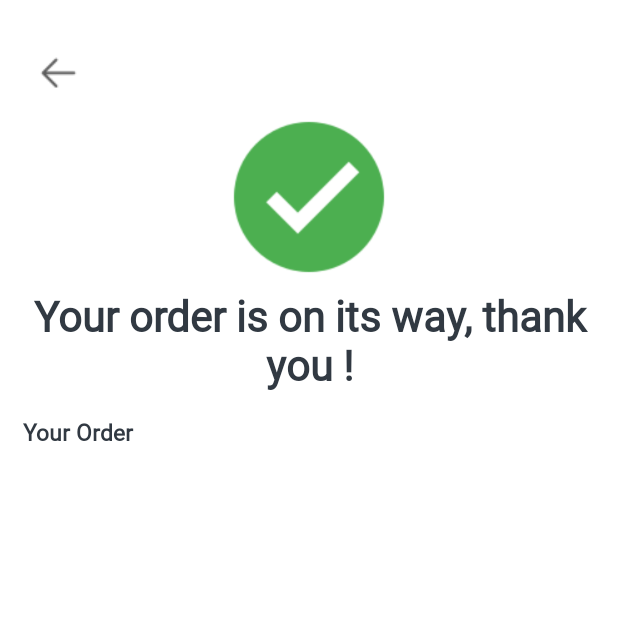
After one commit to giahyng1502/PRO1122_Nhom3_DuAn1, an Android app: the ActivityPaySuccess screen opened directly, with no data from a screen before it, on a phone screen of 412 x 824 dp, the top half of it. The commit adds this screen. Run offline under Robolectric (Android 15) with nearby library versions, the phone set to English and light mode, and no system bars; our stand-ins replace Firebase (no records; nobody signed in at launch, a user with empty details on screens opened directly); pictures from the network do not load.

Commit message:
pay success

```diff
--- /dev/null
+++ b/app/src/main/java/FPT/PRO1122/Nhom3/DuAn1/Activity/ActivityPaySuccess.java
@@ -0,0 +1,56 @@
+package FPT.PRO1122.Nhom3.DuAn1.Activity;
+
+import android.content.Context;
+import android.content.Intent;
+import android.os.Bundle;
+
+import androidx.activity.EdgeToEdge;
+import androidx.appcompat.app.AppCompatActivity;
+import androidx.core.graphics.Insets;
+import androidx.core.view.ViewCompat;
+import androidx.core.view.WindowInsetsCompat;
+import androidx.recyclerview.widget.LinearLayoutManager;
+import androidx.recyclerview.widget.RecyclerView;
+
+import com.google.firebase.database.DataSnapshot;
+import com.google.firebase.database.DatabaseError;
+import com.google.firebase.database.DatabaseReference;
+import com.google.firebase.database.ValueEventListener;
+
+import java.util.ArrayList;
+
+import FPT.PRO1122.Nhom3.DuAn1.R;
+import FPT.PRO1122.Nhom3.DuAn1.adapter.AdapterFoodPay;
+import FPT.PRO1122.Nhom3.DuAn1.databinding.ActivityPaySuccessBinding;
+import FPT.PRO1122.Nhom3.DuAn1.model.GioHang;
+
+public class ActivityPaySuccess extends AppCompatActivity {
+    ActivityPaySuccessBinding binding;
+    RecyclerView.Adapter adapter;
+    private ArrayList<GioHang> cartList = new ArrayList<>();
+    Context context;
+
+    @Override
+    protected void onCreate(Bundle savedInstanceState) {
+        super.onCreate(savedInstanceState);
+        EdgeToEdge.enable(this);
+        setContentView(R.layout.activity_pay_success);
+        ViewCompat.setOnApplyWindowInsetsListener(findViewById(R.id.main), (v, insets) -> {
+            Insets systemBars = insets.getInsets(WindowInsetsCompat.Type.systemBars());
+            v.setPadding(systemBars.left, systemBars.top, systemBars.right, systemBars.bottom);
+            return insets;
+        });
+        binding = ActivityPaySuccessBinding.inflate(getLayoutInflater());
+        setContentView(binding.getRoot());
+        initList();
+        binding.ivBack.setOnClickListener(v-> startActivity(new Intent(ActivityPaySuccess.this,MainActivity.class)));
+    }
+
+
+    private  void  initList(){
+        LinearLayoutManager linearLayoutManager = new LinearLayoutManager(ActivityPaySuccess.this, LinearLayoutManager.VERTICAL, false);
+        binding.recyclerPaySuccess.setLayoutManager(linearLayoutManager);
+        adapter = new AdapterFoodPay(context,cartList);
+        binding.recyclerPaySuccess.setAdapter(adapter);
+    }
+}
--- a/app/src/main/java/FPT/PRO1122/Nhom3/DuAn1/Activity/CartActivity.java
+++ b/app/src/main/java/FPT/PRO1122/Nhom3/DuAn1/Activity/CartActivity.java
@@ -42,6 +42,8 @@ public class CartActivity extends BaseActivity {
         initList();
         binding.backBtn.setOnClickListener(v-> startActivity(new Intent(
                 CartActivity.this,MainActivity.class)));
+        binding.button3.setOnClickListener(v-> startActivity(new Intent(
+                CartActivity.this,ActivityPaySuccess.class)));
     }
 
     private void initList() {
--- a/app/src/main/java/FPT/PRO1122/Nhom3/DuAn1/Activity/ListMonAn.java
+++ b/app/src/main/java/FPT/PRO1122/Nhom3/DuAn1/Activity/ListMonAn.java
@@ -40,7 +40,6 @@ public class ListMonAn extends AppCompatActivity {
         initList();
         setVariable();
     }
-    //ấbsbsa
     private void setVariable() {
     }
 
--- /dev/null
+++ b/app/src/main/java/FPT/PRO1122/Nhom3/DuAn1/adapter/AdapterFoodPay.java
@@ -0,0 +1,71 @@
+package FPT.PRO1122.Nhom3.DuAn1.adapter;
+
+import android.content.Context;
+import android.view.LayoutInflater;
+import android.view.View;
+import android.view.ViewGroup;
+import android.widget.ImageView;
+import android.widget.TextView;
+
+import androidx.annotation.NonNull;
+import androidx.recyclerview.widget.RecyclerView;
+
+import com.bumptech.glide.Glide;
+import com.bumptech.glide.load.resource.bitmap.CenterCrop;
+import com.bumptech.glide.load.resource.bitmap.RoundedCorners;
+
+import java.util.ArrayList;
+
+import FPT.PRO1122.Nhom3.DuAn1.R;
+import FPT.PRO1122.Nhom3.DuAn1.model.GioHang;
+import FPT.PRO1122.Nhom3.DuAn1.model.MonAnByThien;
+
+public class AdapterFoodPay extends RecyclerView.Adapter<AdapterFoodPay.FoodPayViewHolder> {
+
+    private Context context;
+    private ArrayList<GioHang> arrayList;
+
+    public AdapterFoodPay(Context context, ArrayList<GioHang> arrayList) {
+        this.context = context;
+        this.arrayList = arrayList;
+    }
+
+    @NonNull
+    @Override
+    public FoodPayViewHolder onCreateViewHolder(@NonNull ViewGroup parent, int viewType) {
+        View view = LayoutInflater.from(context).inflate(R.layout.item_paysuccess,parent,false);
+        return new FoodPayViewHolder(view);
+    }
+
+    @Override
+    public void onBindViewHolder(@NonNull FoodPayViewHolder holder, int position) {
+        holder.tvNameFood.setText(arrayList.get(position).getTitle());
+        holder.tvPriceFood.setText(String.valueOf(arrayList.get(position).getPrice()));
+        holder.tvNoteFood.setText(" Món ăn được ưa thích nhất !!!");
+
+        Glide.with(holder.itemView.getContext())
+                .load(arrayList.get(position).getImagePath())
+                .transform(new CenterCrop(), new RoundedCorners(30))
+                .into(holder.ivAvatarFood);
+
+    }
+
+    @Override
+    public int getItemCount() {
+        return arrayList.size();
+    }
+
+    public class FoodPayViewHolder extends RecyclerView.ViewHolder {
+
+        private TextView tvNameFood,tvNoteFood,tvPriceFood;
+        private ImageView ivAvatarFood;
+
+        public FoodPayViewHolder(@NonNull View itemView) {
+            super(itemView);
+            tvNameFood = itemView.findViewById(R.id.tvNameFoodPay);
+            tvNoteFood = itemView.findViewById(R.id.tvNoteFoodPay);
+            tvPriceFood = itemView.findViewById(R.id.tvPriceFoodPay);
+            ivAvatarFood = itemView.findViewById(R.id.ivAvatarFoodPay);
+        }
+    }
+}
--- /dev/null
+++ b/app/src/main/res/layout/activity_pay_success.xml
@@ -0,0 +1,76 @@
+<?xml version="1.0" encoding="utf-8"?>
+<LinearLayout xmlns:android="http://schemas.android.com/apk/res/android"
+    xmlns:app="http://schemas.android.com/apk/res-auto"
+    xmlns:tools="http://schemas.android.com/tools"
+    android:id="@+id/main"
+    android:layout_width="match_parent"
+    android:layout_height="match_parent"
+    android:orientation="vertical"
+    tools:context=".Activity.ActivityPaySuccess">
+    <androidx.constraintlayout.widget.ConstraintLayout
+        android:layout_width="match_parent"
+        android:layout_height="wrap_content"
+        android:layout_marginTop="25dp">
+
+        <ImageView
+            android:id="@+id/ivBack"
+            android:layout_marginLeft="16dp"
+            android:layout_width="wrap_content"
+            android:layout_height="wrap_content"
+            android:background="?android:selectableItemBackground"
+            android:src="@drawable/ic_back"
+            app:layout_constraintStart_toStartOf="parent"
+            app:layout_constraintTop_toTopOf="parent"
+            app:layout_constraintBottom_toBottomOf="parent"
+            app:layout_constraintVertical_bias="0"
+            android:padding="8dp" />
+<!--        <TextView-->
+<!--            android:layout_width="wrap_content"-->
+<!--            android:layout_height="wrap_content"-->
+<!--            android:text="Profile"-->
+<!--            android:textSize="25sp"-->
+<!--            android:textStyle="bold"-->
+<!--            app:layout_constraintTop_toTopOf="parent"-->
+<!--            app:layout_constraintBottom_toBottomOf="parent"-->
+<!--            app:layout_constraintStart_toStartOf="parent"-->
+<!--            app:layout_constraintEnd_toEndOf="parent"-->
+<!--            app:layout_constraintVertical_bias="0" />-->
+    </androidx.constraintlayout.widget.ConstraintLayout>
+    <LinearLayout
+        android:layout_width="match_parent"
+        android:layout_height="wrap_content"
+        android:orientation="vertical">
+        <ImageView
+            android:layout_width="120dp"
+            android:layout_height="120dp"
+            android:src="@drawable/success"
+            android:layout_gravity="center"/>
+        <TextView
+            android:layout_width="match_parent"
+            android:layout_height="wrap_content"
+            android:text="Your order is on its way, thank you !"
+            android:textSize="28sp"
+            android:textStyle="bold"
+            android:fontFamily="@font/font_inter"
+            android:textColor="@color/black"
+            android:gravity="center"/>
+    </LinearLayout>
+    <LinearLayout
+        android:layout_width="match_parent"
+        android:layout_height="wrap_content"
+        android:orientation="vertical"
+        android:padding="15dp">
+        <TextView
+            android:layout_width="match_parent"
+            android:layout_height="wrap_content"
+            android:text="Your Order"
+            android:textSize="15sp"
+            android:textStyle="bold"
+            android:fontFamily="@font/font_inter"
+            android:textColor="@color/black"/>
+        <androidx.recyclerview.widget.RecyclerView
+            android:layout_width="match_parent"
+            android:layout_height="wrap_content"
+            android:id="@+id/recycler_paySuccess"/>
+    </LinearLayout>
+</LinearLayout>
```
Also changed, not shown: app/src/main/AndroidManifest.xml (+8 -5 lines), app/src/main/res/layout/item_paysuccess.xml (added, +57 -0 lines), app/src/main/res/drawable/success.png (added), 1438 other files.
